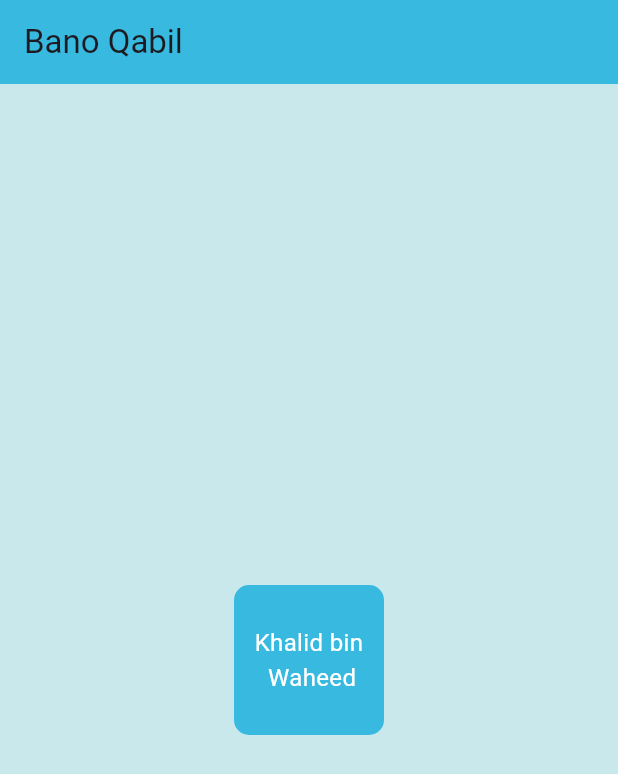
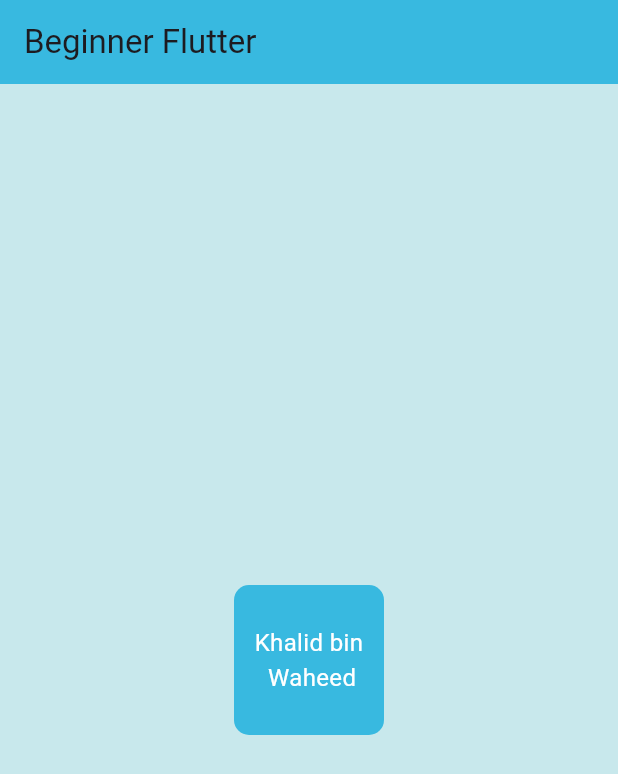
Before and after one commit to Khalidbinwaheed/flutterdart, a Flutter app: the screen it shows after launch, on a phone screen of 412 x 824 dp. Shown: the top 774 px of the screen. Run offline on Flutter 3.47's test engine with Material 3 defaults, Android fonts, the phone set to English and light mode, and no system bars.

Commit message:
Update main.dart

```diff
--- a/untitled/lib/main.dart
+++ b/untitled/lib/main.dart
@@ -8,13 +8,12 @@ class MyApp extends StatelessWidget {
   @override
   Widget build(BuildContext context) {
     return MaterialApp(
-      debugShowCheckedModeBanner: false, // Remove Debug Banner
+      debugShowCheckedModeBanner: false,
       home: Scaffold(
         appBar: AppBar(
-          title: Text('Bano Qabil'),
+          title: Text('Beginner Flutter'),
           backgroundColor: const Color.fromARGB(255, 56, 185, 224),
         ),
-
         body: Center(
           child: Container(
             width: 100,
@@ -22,9 +21,9 @@ class MyApp extends StatelessWidget {
             decoration: BoxDecoration(
               color: const Color.fromARGB(255, 56, 185, 224),
               borderRadius:
-                  BorderRadius.circular(10), // Make the container round
+                  BorderRadius.circular(10),
             ),
-            child: Center(
+             child: Center(
               child: Text(
                 'Khalid bin \n Waheed',
                 textAlign: TextAlign.center,
```
